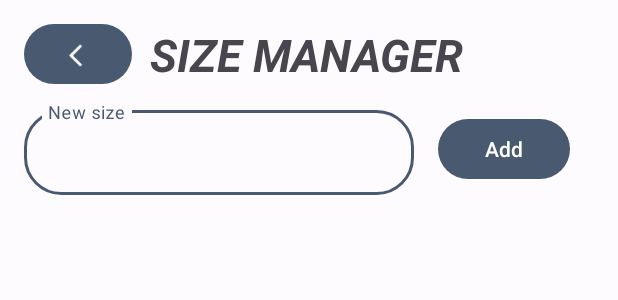
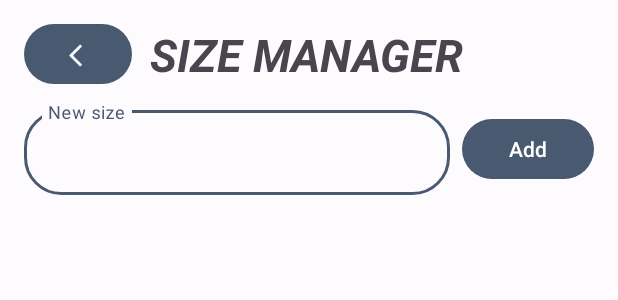
Before and after one commit to ngongocthinh159/vert-sneaker-ecommerce, an Android app: the layout fragment_size_admin.xml on its own in the app's theme, with its tools: preview values and no code run, on a phone screen of 412 x 824 dp. Shown: the top 300 px of the screen. Run offline under Robolectric (Android 15) with nearby library versions, the phone set to English and light mode, and no system bars.

Commit message:
fix: layout

```diff
--- a/app/src/main/res/layout/card_view_size.xml
+++ b/app/src/main/res/layout/card_view_size.xml
@@ -8,8 +8,6 @@
     android:paddingVertical="26dp"
     android:id="@+id/cardView"
 
-    android:layout_marginStart="4.5dp"
-    android:layout_marginEnd="4.5dp"
     app:cardElevation="4dp"
     android:layout_marginBottom="8dp"
     style="@style/Widget.Material3.CardView.Elevated">
--- a/app/src/main/res/layout/fragment_home_admin.xml
+++ b/app/src/main/res/layout/fragment_home_admin.xml
@@ -103,10 +103,10 @@
         android:layout_width="match_parent"
         android:layout_height="0dp"
         android:layout_marginTop="8dp"
+
+        android:layout_marginEnd="8dp"
         app:layout_constraintBottom_toBottomOf="parent"
-
         app:layout_constraintEnd_toEndOf="parent"
-        app:layout_constraintHorizontal_bias="0.5"
         app:layout_constraintStart_toStartOf="parent"
         app:layout_constraintTop_toBottomOf="@+id/btnFilter" />
 
--- a/app/src/main/res/layout/fragment_size_admin.xml
+++ b/app/src/main/res/layout/fragment_size_admin.xml
@@ -41,6 +41,7 @@
             android:layout_height="wrap_content"
             android:layout_marginStart="16dp"
             android:layout_marginTop="68dp"
+            android:layout_marginEnd="8dp"
             app:boxCornerRadiusBottomEnd="25dp"
             app:boxCornerRadiusBottomStart="25dp"
             app:boxCornerRadiusTopEnd="25dp"
@@ -63,12 +64,10 @@
             android:id="@+id/addSizeBtn"
             android:layout_width="wrap_content"
             android:layout_height="wrap_content"
-            android:layout_marginStart="16dp"
-            android:layout_marginEnd="32dp"
+            android:layout_marginEnd="16dp"
             android:text="Add"
             app:layout_constraintBottom_toBottomOf="@+id/textInputSize"
             app:layout_constraintEnd_toEndOf="parent"
-            app:layout_constraintStart_toEndOf="@+id/textInputSize"
             app:layout_constraintTop_toTopOf="@+id/textInputSize" />
 
         <androidx.recyclerview.widget.RecyclerView
@@ -76,13 +75,13 @@
             android:layout_width="409dp"
             android:layout_height="0dp"
             android:layout_marginTop="8dp"
+            android:paddingStart="16dp"
+            android:paddingEnd="16dp"
             app:layout_constraintBottom_toBottomOf="parent"
             app:layout_constraintEnd_toEndOf="parent"
             app:layout_constraintStart_toStartOf="parent"
             app:layout_constraintTop_toBottomOf="@+id/textInputSize"
-            app:layout_constraintVertical_bias="0.0"
-            android:paddingStart="16dp"
-            android:paddingEnd="16dp"/>
+            app:layout_constraintVertical_bias="0.0" />
     </androidx.constraintlayout.widget.ConstraintLayout>
 
 
```
